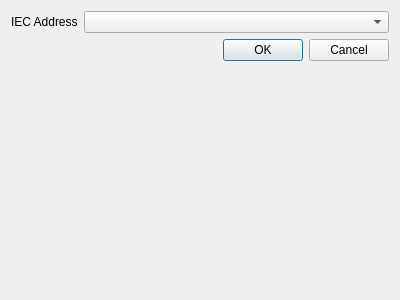
This is Gui/IEC/IECFoundryDiskSettingsDialog.ui in mzsoftsoftware/C64Foundry as Qt 5 draws it before an edit. The edited form follows.
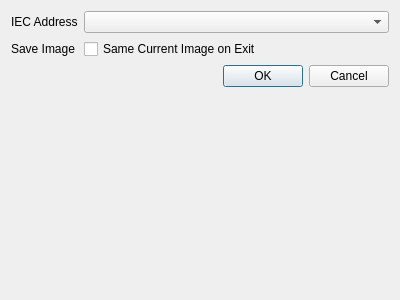
This is the edited form.

The edit to the form file:
```diff
--- a/Gui/IEC/IECFoundryDiskSettingsDialog.ui
+++ b/Gui/IEC/IECFoundryDiskSettingsDialog.ui
@@ -24,7 +24,7 @@
    <item row="0" column="1">
     <widget class="QComboBox" name="comboBox_DeviceNumber"/>
    </item>
-   <item row="1" column="0" colspan="2">
+   <item row="2" column="0" colspan="2">
     <widget class="QDialogButtonBox" name="buttonBox">
      <property name="orientation">
       <enum>Qt::Orientation::Horizontal</enum>
@@ -34,6 +34,20 @@
      </property>
     </widget>
    </item>
+   <item row="1" column="0">
+    <widget class="QLabel" name="label_SaveCurrentDiskOnExit">
+     <property name="text">
+      <string>Save Image</string>
+     </property>
+    </widget>
+   </item>
+   <item row="1" column="1">
+    <widget class="QCheckBox" name="checkBox_SaveCurrentDiskOnExit">
+     <property name="text">
+      <string>Same Current Image on Exit</string>
+     </property>
+    </widget>
+   </item>
   </layout>
  </widget>
  <resources/>
```
